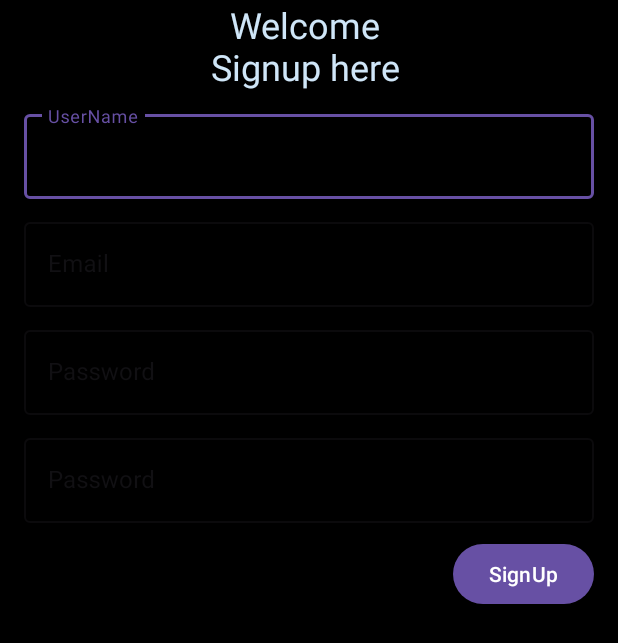
After one commit to zeeshantaj/Music_Streaming_App, an Android app: the LoginActivity screen opened directly, with no data from a screen before it, on a phone screen of 412 x 824 dp. The commit adds this screen. Shown: the top 643 px of the screen. Run offline under Robolectric (Android 15) with nearby library versions, the phone set to English and light mode, and no system bars; our stand-ins replace Firebase (no records; nobody signed in at launch, a user with empty details on screens opened directly).

Commit message:
fourth6 commit

```diff
--- a/app/build.gradle
+++ b/app/build.gradle
@@ -36,6 +36,7 @@ dependencies {
     implementation 'androidx.constraintlayout:constraintlayout:2.1.4'
     implementation 'com.google.firebase:firebase-storage:20.3.0'
     implementation 'com.google.firebase:firebase-firestore:24.10.1'
+    implementation 'com.google.firebase:firebase-auth:22.3.1'
     testImplementation 'junit:junit:4.13.2'
     androidTestImplementation 'androidx.test.ext:junit:1.1.5'
     androidTestImplementation 'androidx.test.espresso:espresso-core:3.5.1'
--- a/app/src/main/AndroidManifest.xml
+++ b/app/src/main/AndroidManifest.xml
@@ -16,11 +16,14 @@
         android:theme="@style/Theme.Music_Stream_Application"
         tools:targetApi="31">
         <activity
+            android:name=".Login.LoginActivity"
+            android:exported="false" />
+        <activity
             android:name=".Activities.Player_Activity"
             android:exported="false" />
         <activity
             android:name=".Activities.Song_Upload_Activity"
-            android:exported="true"></activity>
+            android:exported="true" />
         <activity
             android:name=".Activities.Song_List_Activity"
             android:exported="false" />
--- a/app/src/main/java/com/example/music_stream_application/Activities/Player_Activity.java
+++ b/app/src/main/java/com/example/music_stream_application/Activities/Player_Activity.java
@@ -45,17 +45,12 @@ public class Player_Activity extends AppCompatActivity {
     private SeekBar seekBar;
     private int total;
     private boolean isPlaying;
-    private int viewCount = 0;
     private String songUrl,title,categoryType;
     long songID;
     @OptIn(markerClass = UnstableApi.class) @Override
     protected void onCreate(Bundle savedInstanceState) {
         super.onCreate(savedInstanceState);
         setContentView(R.layout.player_activity);
-
-//        sharedPreferences = getSharedPreferences("categorySharedPreference",MODE_PRIVATE);
-//        categoryType = sharedPreferences.getString("categoryType","");
-
 
         singerName = findViewById(R.id.player_singerName);
         songName = findViewById(R.id.player_song_title_text_view);
@@ -214,45 +209,6 @@ public class Player_Activity extends AppCompatActivity {
                 .setFrameClearDrawable(windowBackground) // Optional
                 .setBlurRadius(radius);
     }
-//    private void addViewCount(){
-//        FirebaseFirestore firestore = FirebaseFirestore.getInstance();
-//        String documentPath = "category/"+categoryType+"/" + categoryType + "/" + title;
-//
-//        System.out.println("doc Path "+documentPath);
-//
-//        firestore.runTransaction(new Transaction.Function<Void>() {
-//                    @Nullable
-//                    @Override
-//                    public Void apply(@NonNull Transaction transaction) throws FirebaseFirestoreException {
-//                        DocumentReference documentReference = firestore.document(documentPath);
-//
-//                        // Retrieve current viewCount
-//                        DocumentSnapshot documentSnapshot = transaction.get(documentReference);
-//                        int currentCount = documentSnapshot.getLong("viewCount").intValue();
-//
-//                        String name = documentSnapshot.get("title",String.class);
-//                        System.out.println("title "+name);
-//
-//                        // Increment viewCount by 1
-//                        transaction.update(documentReference, "viewCount", currentCount + 1);
-//
-//                        return null;
-//                    }
-//                })
-//                .addOnSuccessListener(new OnSuccessListener<Void>() {
-//                    @Override
-//                    public void onSuccess(Void aVoid) {
-//                        Toast.makeText(Player_Activity.this, "count++", Toast.LENGTH_SHORT).show();
-//                    }
-//                })
-//                .addOnFailureListener(new OnFailureListener() {
-//                    @Override
-//                    public void onFailure(@NonNull Exception e) {
-//                        Toast.makeText(Player_Activity.this, "Error "+e.getLocalizedMessage(), Toast.LENGTH_SHORT).show();
-//                        System.out.println("Error "+e.getLocalizedMessage());
-//                    }
-//                });
-//    }
 
     private void updateSeekBar() {
         handler.postDelayed(new Runnable() {
--- a/app/src/main/java/com/example/music_stream_application/Fragments/Upload_Song_Fragment.java
+++ b/app/src/main/java/com/example/music_stream_application/Fragments/Upload_Song_Fragment.java
@@ -31,6 +31,7 @@ import androidx.fragment.app.Fragment;
 
 import com.example.music_stream_application.Activities.Song_List_Activity;
 import com.example.music_stream_application.Activities.Song_Upload_Activity;
+import com.example.music_stream_application.Login.LoginActivity;
 import com.example.music_stream_application.MethodUtils.MethodsUtil;
 import com.example.music_stream_application.Model.SongModel;
 import com.example.music_stream_application.R;
@@ -38,6 +39,8 @@ import com.github.dhaval2404.imagepicker.ImagePicker;
 import com.google.android.material.button.MaterialButton;
 import com.google.android.material.snackbar.Snackbar;
 import com.google.android.material.textfield.TextInputEditText;
+import com.google.firebase.auth.FirebaseAuth;
+import com.google.firebase.auth.FirebaseUser;
 import com.google.firebase.firestore.FirebaseFirestore;
 import com.google.firebase.firestore.SetOptions;
 import com.google.firebase.storage.FirebaseStorage;
@@ -71,6 +74,8 @@ public class Upload_Song_Fragment extends Fragment {
     private TextView progressPercentageTextView;
     private String category;
     private ConstraintLayout uploadSongContainer;
+
+    private FirebaseAuth auth;
     @Override
     public void onViewCreated(@NonNull View view, @Nullable Bundle savedInstanceState) {
         super.onViewCreated(view, savedInstanceState);
@@ -83,6 +88,8 @@ public class Upload_Song_Fragment extends Fragment {
         uploadSongContainer = view.findViewById(R.id.uploadSongContainer);
         uploadProgressBar = view.findViewById(R.id.your_upload_progress_bar_id);
         progressPercentageTextView = view.findViewById(R.id.your_progress_percentage_text_view_id);
+
+        auth = FirebaseAuth.getInstance();
 
         imagePickLauncher = registerForActivityResult(new ActivityResultContracts.StartActivityForResult(),
                 result -> {
@@ -139,12 +146,25 @@ public class Upload_Song_Fragment extends Fragment {
                 Toast.makeText(getActivity(), "" + autoCompleteTextView.getText().toString(), Toast.LENGTH_SHORT).show();
             }
         });
+
         uploadBtn.setOnClickListener(v -> {
+
+
+            FirebaseUser user = auth.getCurrentUser();
+
 
             String title = songTile.getText().toString();
             String name = singerName.getText().toString();
+            String UID = auth.getUid();
             category = autoCompleteTextView.getText().toString();
-
+            if (user == null){
+                Toast.makeText(getActivity(), "User is not authenticated", Toast.LENGTH_SHORT).show();
+                startActivity(new Intent(getActivity(), LoginActivity.class));
+                return;
+            }
+            if (UID.isEmpty()){
+                Toast.makeText(getActivity(), "User not present", Toast.LENGTH_SHORT).show();
+            }
             if (title.isEmpty()) {
                 Toast.makeText(getActivity(), "SongTitle is empty", Toast.LENGTH_SHORT).show();
                 return;
@@ -165,7 +185,6 @@ public class Upload_Song_Fragment extends Fragment {
                 Toast.makeText(getActivity(), "Image is empty", Toast.LENGTH_SHORT).show();
                 return;
             }
-
 
             StorageReference storageRef = FirebaseStorage.getInstance().getReference();
 
@@ -217,7 +236,7 @@ public class Upload_Song_Fragment extends Fragment {
 
                                     int viewCount = 0;
 
-                                    SongModel songModel = new SongModel(title, name, imageDownloadUrl.toString(), audioDownloadUrl.toString(),id, viewCount,category);
+                                    SongModel songModel = new SongModel(title, name, imageDownloadUrl.toString(), audioDownloadUrl.toString(),id, viewCount,category,UID);
 
 
                                     FirebaseFirestore db = FirebaseFirestore.getInstance();
@@ -244,6 +263,7 @@ public class Upload_Song_Fragment extends Fragment {
                     uploadBtn.setEnabled(true);
                 });
             }
+
         });
     }
     private void snackBar(){
@@ -260,6 +280,8 @@ public class Upload_Song_Fragment extends Fragment {
 //
 //        // Show the Snackbar
 //        snackbar.show();
+
+
         Snackbar snackbar = Snackbar.make(uploadSongContainer, "", Snackbar.LENGTH_INDEFINITE);
         View customSnackbarView = getLayoutInflater().inflate(R.layout.custom_snackbar, null);
         snackbar.getView().setBackgroundColor(Color.TRANSPARENT); // Make Snackbar background transparent
--- /dev/null
+++ b/app/src/main/java/com/example/music_stream_application/Login/LoginActivity.java
@@ -0,0 +1,66 @@
+package com.example.music_stream_application.Login;
+
+import androidx.annotation.NonNull;
+import androidx.appcompat.app.AppCompatActivity;
+import androidx.fragment.app.Fragment;
+import androidx.fragment.app.FragmentManager;
+import androidx.fragment.app.FragmentTransaction;
+
+import android.os.Bundle;
+import android.widget.Toast;
+
+import com.example.music_stream_application.Fragments.Home_Fragment;
+import com.example.music_stream_application.R;
+import com.google.android.gms.tasks.OnCompleteListener;
+import com.google.android.gms.tasks.Task;
+import com.google.android.material.button.MaterialButton;
+import com.google.android.material.textfield.TextInputEditText;
+import com.google.firebase.auth.AuthResult;
+import com.google.firebase.auth.FirebaseAuth;
+
+public class LoginActivity extends AppCompatActivity {
+
+    private TextInputEditText userName,email,password,conPassword;
+    private MaterialButton singUpBtn;
+
+    @Override
+    protected void onCreate(Bundle savedInstanceState) {
+        super.onCreate(savedInstanceState);
+        setContentView(R.layout.activity_login_activty);
+
+        userName = findViewById(R.id.userNameEd);
+        email = findViewById(R.id.EmailEd);
+        password = findViewById(R.id.passwordEd);
+        conPassword = findViewById(R.id.ConfirmPasswordEd);
+        singUpBtn = findViewById(R.id.signUpBtn);
+
+        singUpBtn.setOnClickListener(v -> {
+            String name = userName.getText().toString();
+            String em = email.getText().toString();
+            String pass = password.getText().toString();
+            String conPass = conPassword.getText().toString();
+            if (name.isEmpty() && em.isEmpty() && pass.isEmpty() && conPass.isEmpty() ){
+                Toast.makeText(this, "one of the field is empty", Toast.LENGTH_SHORT).show();
+                return;
+            }
+            if (!pass.equals(conPass)){
+                Toast.makeText(this, "Password is not equal to confirm password", Toast.LENGTH_SHORT).show();
+                return;
+            }
+            FirebaseAuth auth = FirebaseAuth.getInstance();
+            auth.createUserWithEmailAndPassword(em,pass).addOnCompleteListener(new OnCompleteListener<AuthResult>() {
+                @Override
+                public void onComplete(@NonNull Task<AuthResult> task) {
+                    if (task.isSuccessful()){
+                        Toast.makeText(LoginActivity.this, "User Created Successfully", Toast.LENGTH_SHORT).show();
+                        finish();
+                    }
+                    else {
+                        Toast.makeText(LoginActivity.this, "User Not Created\n" +task.getException(), Toast.LENGTH_SHORT).show();
+                    }
+                }
+            });
+        });
+
+    }
+}
--- a/app/src/main/java/com/example/music_stream_application/Model/SongModel.java
+++ b/app/src/main/java/com/example/music_stream_application/Model/SongModel.java
@@ -1,7 +1,7 @@
 package com.example.music_stream_application.Model;
 
 public class SongModel {
-    private String title,singerName,imageUrl,songUrl,categoryName;
+    private String title,singerName,imageUrl,songUrl,categoryName,userId;
     private int viewCount;
     private long id;
 
@@ -9,7 +9,7 @@ public class SongModel {
     public SongModel() {
     }
 
-    public SongModel(String title, String singerName, String imageUrl, String songUrl, long id, int viewCount,String categoryName) {
+    public SongModel(String title, String singerName, String imageUrl, String songUrl, long id, int viewCount,String categoryName,String  userID) {
         this.title = title;
         this.singerName = singerName;
         this.imageUrl = imageUrl;
@@ -17,6 +17,15 @@ public class SongModel {
         this.id = id;
         this.viewCount = viewCount;
         this.categoryName = categoryName;
+        this.userId = userID;
+    }
+
+    public String getUserId() {
+        return userId;
+    }
+
+    public void setUserId(String userId) {
+        this.userId = userId;
     }
 
     public String getCategoryName() {
--- a/app/src/main/java/com/example/music_stream_application/Utils/FirebaseHelper.java
+++ b/app/src/main/java/com/example/music_stream_application/Utils/FirebaseHelper.java
@@ -62,11 +62,12 @@ public class FirebaseHelper {
                                 String singerName = songDocument.get("singerName", String.class);
                                 String imageUrl = songDocument.get("imageUrl", String.class);
                                 String songUrl = songDocument.get("songUrl", String.class);
+                                String userId = songDocument.get("userId", String.class);
                                 String catName = songDocument.get("categoryName", String.class);
                                 long id = songDocument.getLong("viewCount").longValue();
                                 int viewCount = songDocument.getLong("viewCount").intValue();
 
-                                SongModel songModel = new SongModel(title, singerName, imageUrl, songUrl, id, viewCount, catName);
+                                SongModel songModel = new SongModel(title, singerName, imageUrl, songUrl, id, viewCount, catName,userId);
                                 songListModelList.add(songModel);
                             }
 
--- /dev/null
+++ b/app/src/main/res/layout/activity_login_activty.xml
@@ -0,0 +1,136 @@
+<?xml version="1.0" encoding="utf-8"?>
+<androidx.constraintlayout.widget.ConstraintLayout xmlns:android="http://schemas.android.com/apk/res/android"
+    xmlns:app="http://schemas.android.com/apk/res-auto"
+    xmlns:tools="http://schemas.android.com/tools"
+    android:layout_width="match_parent"
+    android:layout_height="match_parent"
+    android:background="@color/black"
+    android:orientation="vertical"
+    tools:context=".Login.LoginActivity">
+
+
+    <TextView
+        android:id="@+id/textView"
+        android:layout_width="match_parent"
+        android:layout_height="wrap_content"
+        android:text="Welcome \nSignup here "
+        android:textAlignment="center"
+        android:textColor="@color/ice"
+        android:textSize="24sp"
+        app:layout_constraintEnd_toEndOf="parent"
+        app:layout_constraintStart_toStartOf="parent"
+        app:layout_constraintTop_toTopOf="parent" />
+
+    <com.google.android.material.textfield.TextInputLayout
+        android:id="@+id/textInputLayout"
+        style="@style/Widget.MaterialComponents.TextInputLayout.OutlinedBox"
+        android:layout_width="match_parent"
+        android:layout_height="wrap_content"
+        android:layout_marginStart="16dp"
+        android:layout_marginEnd="16dp"
+        android:layout_marginTop="10dp"
+        app:layout_constraintTop_toBottomOf="@+id/textView">
+
+        <com.google.android.material.textfield.TextInputEditText
+            android:id="@+id/userNameEd"
+            android:layout_width="match_parent"
+            android:layout_height="wrap_content"
+            android:hint="UserName"
+            android:textColor="@color/ice"
+            android:textColorHint="@color/ice" />
+
+    </com.google.android.material.textfield.TextInputLayout>
+
+    <com.google.android.material.textfield.TextInputLayout
+        android:id="@+id/textInputLayout2"
+        style="@style/Widget.MaterialComponents.TextInputLayout.OutlinedBox"
+        android:layout_width="match_parent"
+        android:layout_height="wrap_content"
+        android:layout_marginStart="16dp"
+        android:layout_marginTop="10dp"
+        android:layout_marginEnd="16dp"
+        app:layout_constraintEnd_toEndOf="@+id/textInputLayout"
+        app:layout_constraintStart_toStartOf="@+id/textInputLayout"
+        app:layout_constraintTop_toBottomOf="@+id/textInputLayout">
+
+        <com.google.android.material.textfield.TextInputEditText
+            android:id="@+id/EmailEd"
+            android:layout_width="match_parent"
+            android:layout_height="wrap_content"
+            android:hint="Email"
+
+            android:textColor="@color/ice"
+            android:textColorHint="@color/ice" />
+
+    </com.google.android.material.textfield.TextInputLayout>
+
+    <com.google.android.material.textfield.TextInputLayout
+        android:id="@+id/textInputLayout3"
+        style="@style/Widget.MaterialComponents.TextInputLayout.OutlinedBox"
+        android:layout_width="match_parent"
+        android:layout_height="wrap_content"
+        android:layout_marginStart="16dp"
+        android:layout_marginTop="10dp"
+        android:layout_marginEnd="16dp"
+        app:layout_constraintEnd_toEndOf="@+id/textInputLayout2"
+        app:layout_constraintStart_toStartOf="@+id/textInputLayout2"
+        app:layout_constraintTop_toBottomOf="@+id/textInputLayout2">
+
+        <com.google.android.material.textfield.TextInputEditText
+            android:id="@+id/passwordEd"
+            android:layout_width="match_parent"
+            android:layout_height="wrap_content"
+            android:hint="Password"
+
+            android:textColor="@color/ice"
+            android:textColorHint="@color/ice" />
+
+    </com.google.android.material.textfield.TextInputLayout>
+
+    <com.google.android.material.textfield.TextInputLayout
+        android:id="@+id/textInputLayout4"
+        style="@style/Widget.MaterialComponents.TextInputLayout.OutlinedBox"
+        android:layout_width="match_parent"
+        android:layout_height="wrap_content"
+        android:layout_marginStart="16dp"
+        android:layout_marginTop="10dp"
+        android:layout_marginEnd="16dp"
+        app:layout_constraintEnd_toEndOf="@+id/textInputLayout3"
+        app:layout_constraintStart_toStartOf="@+id/textInputLayout3"
+        app:layout_constraintTop_toBottomOf="@+id/textInputLayout3">
+
+        <com.google.android.material.textfield.TextInputEditText
+            android:id="@+id/ConfirmPasswordEd"
+            android:layout_width="match_parent"
+            android:layout_height="wrap_content"
+            android:hint="Password"
+
+            android:textColor="@color/ice"
+            android:textColorHint="@color/ice" />
+
+    </com.google.android.material.textfield.TextInputLayout>
+
+    <com.google.android.material.button.MaterialButton
+        android:id="@+id/signUpBtn"
+        android:layout_width="wrap_content"
+        android:layout_height="wrap_content"
+        android:layout_gravity="center"
+        android:text="SignUp"
+        android:layout_marginTop="10dp"
+        app:layout_constraintEnd_toEndOf="@+id/textInputLayout4"
+        app:layout_constraintTop_toBottomOf="@+id/textInputLayout4" />
+
+    <TextView
+        android:id="@+id/textView2"
+        android:layout_width="match_parent"
+        android:layout_height="wrap_content"
+        android:text="Already have account Login"
+        android:textAlignment="center"
+        android:textColor="@color/black"
+        android:textSize="18sp"
+        android:layout_marginBottom="10dp"
+        app:layout_constraintBottom_toBottomOf="parent"
+        app:layout_constraintEnd_toEndOf="parent"
+        app:layout_constraintStart_toStartOf="parent" />
+
+</androidx.constraintlayout.widget.ConstraintLayout>
--- a/app/src/main/res/layout/home_frgment.xml
+++ b/app/src/main/res/layout/home_frgment.xml
@@ -25,7 +25,7 @@
 
             <LinearLayout
                 android:layout_width="match_parent"
-                android:layout_height="wrap_content"
+                android:layout_height="200dp"
                 android:orientation="vertical"
                 android:foreground="?android:selectableItemBackground"
                 android:layout_margin="10dp"
--- a/app/src/main/res/layout/player_activity.xml
+++ b/app/src/main/res/layout/player_activity.xml
@@ -145,7 +145,6 @@
                     android:src="@drawable/fast_farword_icon"
                     android:layout_gravity="center_vertical" />
 
-
             </LinearLayout>
         </LinearLayout>
 
```
